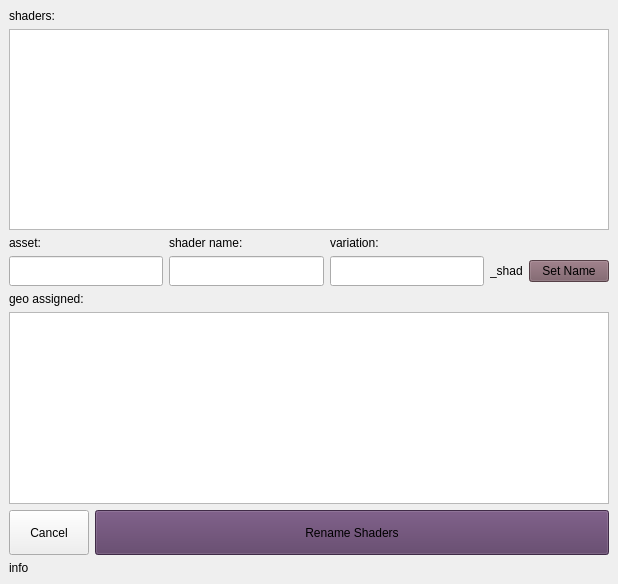
The window that media/shaderRenamerGui3.ui (chichang/shaderRenamer) describes before a commit, drawn with Qt 5.
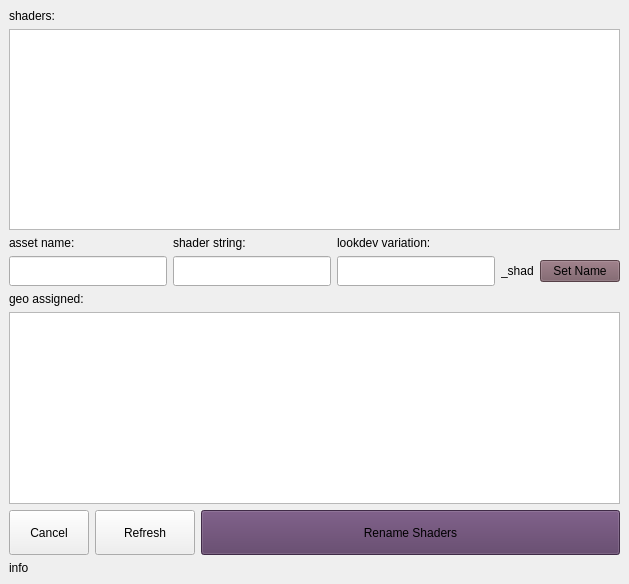
The same window after the commit.

```diff
--- a/media/shaderRenamerGui3.ui
+++ b/media/shaderRenamerGui3.ui
@@ -9,7 +9,7 @@
    <rect>
     <x>0</x>
     <y>0</y>
-    <width>618</width>
+    <width>629</width>
     <height>584</height>
    </rect>
   </property>
@@ -63,6 +63,25 @@
           </property>
          </widget>
         </item>
+        <item>
+         <widget class="QPushButton" name="refreshButton">
+          <property name="sizePolicy">
+           <sizepolicy hsizetype="Maximum" vsizetype="Maximum">
+            <horstretch>0</horstretch>
+            <verstretch>0</verstretch>
+           </sizepolicy>
+          </property>
+          <property name="minimumSize">
+           <size>
+            <width>100</width>
+            <height>45</height>
+           </size>
+          </property>
+          <property name="text">
+           <string>Refresh</string>
+          </property>
+         </widget>
+        </item>
         <item>
          <widget class="QPushButton" name="renameButton">
           <property name="sizePolicy">
@@ -90,7 +109,7 @@
      </layout>
     </item>
     <item row="1" column="0" rowspan="2">
-     <layout class="QGridLayout" name="top_GridLayout" columnstretch="0,0,0,0,0,0">
+     <layout class="QGridLayout" name="top_GridLayout" columnstretch="0,0,0,0,0">
       <item row="1" column="0">
        <widget class="QLineEdit" name="assetLineEdit">
         <property name="minimumSize">
@@ -107,7 +126,7 @@
       <item row="0" column="0">
        <widget class="QLabel" name="assetLabel">
         <property name="text">
-         <string>asset:</string>
+         <string>asset name:</string>
         </property>
        </widget>
       </item>
@@ -131,14 +150,14 @@
       <item row="0" column="2">
        <widget class="QLabel" name="variationLable">
         <property name="text">
-         <string>variation:</string>
+         <string>lookdev variation:</string>
         </property>
        </widget>
       </item>
       <item row="0" column="1">
        <widget class="QLabel" name="shaderNameLabel">
         <property name="text">
-         <string>shader name:</string>
+         <string>shader string:</string>
         </property>
        </widget>
       </item>
```
Left out of the diff: 2 changed lines with no effect on the pictures.
